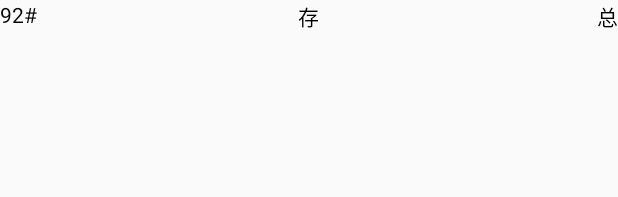
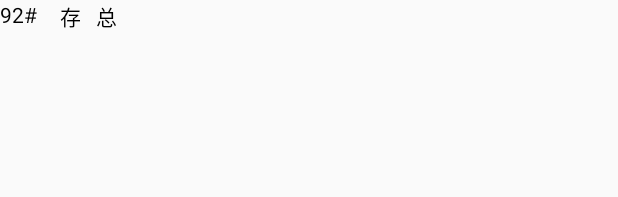
Before and after one commit to luozifu/NetTank, an Android app: the layout recycler_station_fuel.xml on its own in the app's theme, with its tools: preview values and no code run, on a phone screen of 412 x 824 dp. Shown: the top 197 px of the screen. Run offline under Robolectric (Android 15) with nearby library versions, the phone set to English and light mode, and no system bars.

Commit message:
删除launcher图片、增加英文及样式调整

```diff
--- a/app/src/main/res/drawable/sl_reset.xml
+++ b/app/src/main/res/drawable/sl_reset.xml
@@ -1,12 +1,12 @@
 <?xml version="1.0" encoding="utf-8"?>
 <selector xmlns:android="http://schemas.android.com/apk/res/android">
-    <item android:state_pressed="false">
+    <item android:state_pressed="true">
         <shape android:shape="rectangle" >
-            <solid android:color="#F92320"/>
+            <solid android:color="#a50000"/>
             <corners android:radius="2dp"/>
         </shape>
     </item>
-    <item android:state_pressed="true">
+    <item android:state_pressed="false">
         <shape android:shape="rectangle" >
             <solid android:color="#ff0000"/>
             <corners android:radius="2dp"/>
--- a/app/src/main/res/drawable/sl_search.xml
+++ b/app/src/main/res/drawable/sl_search.xml
@@ -1,14 +1,14 @@
 <?xml version="1.0" encoding="utf-8"?>
 <selector xmlns:android="http://schemas.android.com/apk/res/android">
-    <item android:state_pressed="false">
+    <item android:state_pressed="true">
         <shape android:shape="rectangle" >
             <solid android:color="#5AB102"/>
             <corners android:radius="2dp"/>
         </shape>
     </item>
-    <item android:state_pressed="true">
+    <item android:state_pressed="false">
         <shape android:shape="rectangle" >
-            <solid android:color="#5AB166"/>
+            <solid android:color="@color/green_app"/>
             <corners android:radius="2dp"/>
         </shape>
     </item>
--- a/app/src/main/res/layout/fragment_station_delivery.xml
+++ b/app/src/main/res/layout/fragment_station_delivery.xml
@@ -77,6 +77,7 @@
         android:layout_marginRight="@dimen/title_bar_height"
         android:layout_marginTop="@dimen/title_bar_height">
         <TextView
+            android:elevation="@dimen/space_s"
             android:id="@+id/tv_reset"
             android:layout_width="65dp"
             android:layout_height="24dp"
@@ -86,6 +87,7 @@
             android:gravity="center"
             android:textColor="@color/white"/>
         <TextView
+            android:elevation="@dimen/space_s"
             android:id="@+id/tv_search"
             android:layout_width="65dp"
             android:layout_height="24dp"
--- a/app/src/main/res/layout/recycler_record_response.xml
+++ b/app/src/main/res/layout/recycler_record_response.xml
@@ -44,11 +44,11 @@
         android:text="@string/add_after"
         android:layout_alignBaseline="@id/tv_operator"/>
     <TextView
+        android:layout_alignParentRight="true"
+        android:layout_marginTop="50dp"
         android:id="@+id/tv_time"
         android:layout_width="wrap_content"
         android:layout_height="wrap_content"
-        android:layout_alignParentRight="true"
-        android:layout_alignBaseline="@id/tv_operator"
         android:text="2018-09-07 20:57:41"
         android:textSize="@dimen/text_size_small"/>
     <TextView
--- a/app/src/main/res/layout/recycler_station_fuel.xml
+++ b/app/src/main/res/layout/recycler_station_fuel.xml
@@ -5,12 +5,12 @@
 
     <TextView
         android:id="@+id/tv_fuel_name"
-        android:layout_width="wrap_content"
+        android:layout_width="30dp"
         android:layout_height="wrap_content"
         android:text="92#"/>
 
     <TextView
-        android:layout_centerInParent="true"
+        android:layout_toRightOf="@id/tv_fuel_name"
         android:id="@+id/tv_fuel_vol"
         android:layout_width="wrap_content"
         android:layout_height="wrap_content"
@@ -18,7 +18,7 @@
         android:layout_marginLeft="@dimen/space_m"/>
 
     <TextView
-        android:layout_alignParentRight="true"
+        android:layout_toRightOf="@id/tv_fuel_vol"
         android:id="@+id/tv_capacity"
         android:layout_width="wrap_content"
         android:layout_height="wrap_content"
--- a/app/src/main/res/mipmap-anydpi-v26/ic_launcher.xml
+++ /dev/null
@@ -1,5 +0,0 @@
-<?xml version="1.0" encoding="utf-8"?>
-<adaptive-icon xmlns:android="http://schemas.android.com/apk/res/android">
-    <background android:drawable="@drawable/ic_launcher_background" />
-    <foreground android:drawable="@drawable/ic_launcher_foreground" />
-</adaptive-icon>
--- a/app/src/main/res/mipmap-anydpi-v26/ic_launcher_round.xml
+++ /dev/null
@@ -1,5 +0,0 @@
-<?xml version="1.0" encoding="utf-8"?>
-<adaptive-icon xmlns:android="http://schemas.android.com/apk/res/android">
-    <background android:drawable="@drawable/ic_launcher_background" />
-    <foreground android:drawable="@drawable/ic_launcher_foreground" />
-</adaptive-icon>
```
Also changed, not shown: app/src/main/res/mipmap-hdpi/ic_launcher.png (deleted), app/src/main/res/mipmap-hdpi/ic_launcher_round.png (deleted), app/src/main/res/mipmap-mdpi/ic_launcher.png (deleted), app/src/main/res/mipmap-mdpi/ic_launcher_round.png (deleted), app/src/main/res/mipmap-xhdpi/ic_launcher.png (deleted), app/src/main/res/mipmap-xhdpi/ic_launcher_round.png (deleted), app/src/main/res/mipmap-xxhdpi/ic_launcher.png (deleted), app/src/main/res/mipmap-xxhdpi/ic_launcher_round.png (deleted), app/src/main/res/mipmap-xxxhdpi/ic_launcher.png (deleted), app/src/main/res/mipmap-xxxhdpi/ic_launcher_round.png (deleted), 1 other file.
